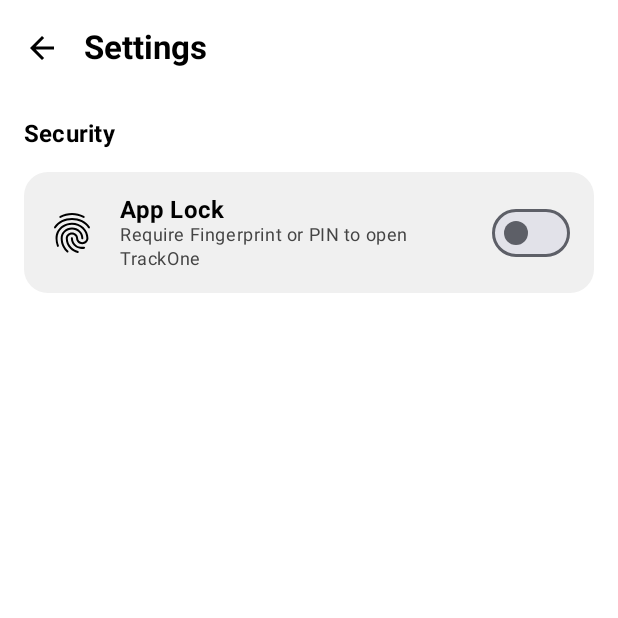
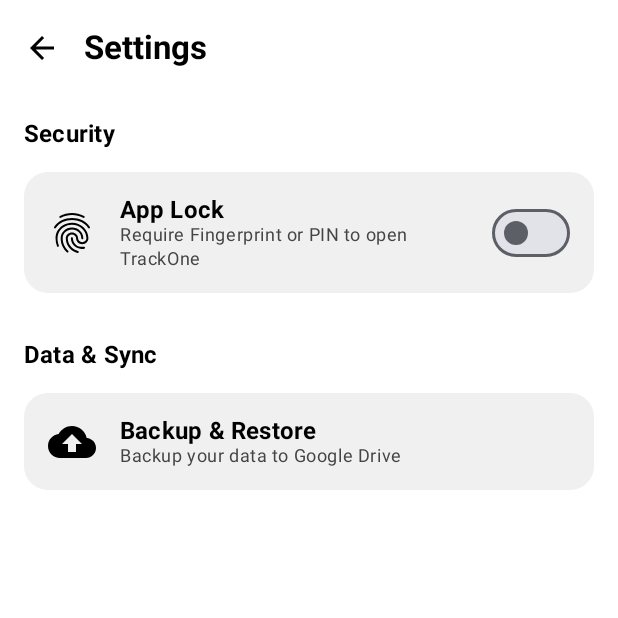
Before and after one commit to Mukesh-devs/TrackOne, an Android app built with Jetpack Compose: the composable SettingsScreen shown on its own in the app's theme, on a phone screen of 412 x 824 dp, the top half of it. Run offline under Robolectric (Android 15) with nearby library versions, the phone set to English and light mode, and no system bars; our stand-ins replace Dagger/Hilt's generated code; 1 statement that could not run was skipped.

Commit message:
Backup in setting page

```diff
--- a/app/src/main/java/com/dev/trackone/sync/SyncManager.kt
+++ b/app/src/main/java/com/dev/trackone/sync/SyncManager.kt
@@ -75,12 +75,12 @@ class SyncManager(
     }
 
     /**
-     * Gets the last modified time of the backup in milliseconds.
+     * Gets the metadata of the backup.
      */
-    suspend fun getLastBackupTime(account: GoogleSignInAccount): Long? {
+    suspend fun getBackupMetadata(account: GoogleSignInAccount): BackupMetadata? {
         return try {
             val driveHelper = DriveServiceHelper(context, account)
-            driveHelper.getBackupLastModifiedTime()
+            driveHelper.getBackupMetadata()
         } catch (e: Exception) {
             e.printStackTrace()
             null
--- a/app/src/main/java/com/dev/trackone/ui/settings/SettingsScreen.kt
+++ b/app/src/main/java/com/dev/trackone/ui/settings/SettingsScreen.kt
@@ -8,6 +8,8 @@ import androidx.compose.material.icons.Icons
 import androidx.compose.material.icons.filled.ArrowBack
 import androidx.compose.material.icons.filled.Fingerprint
 import androidx.compose.material.icons.filled.Lock
+import androidx.compose.material.icons.filled.CloudUpload
+import androidx.compose.foundation.clickable
 import androidx.compose.material3.*
 import androidx.compose.runtime.*
 import androidx.compose.ui.Alignment
@@ -27,6 +29,7 @@ import androidx.compose.ui.graphics.Color
 @Composable
 fun SettingsScreen(
     onNavigateBack: () -> Unit,
+    onNavigateToBackup: () -> Unit,
     viewModel: SettingsViewModel = hiltViewModel()
 ) {
     val isAppLockEnabled by viewModel.isAppLockEnabled.collectAsStateWithLifecycle()
@@ -119,6 +122,52 @@ fun SettingsScreen(
                         )
                     }
                 }
+
+            Spacer(modifier = Modifier.height(32.dp))
+
+            Text(
+                text = "Data & Sync",
+                style = MaterialTheme.typography.titleMedium,
+                color = Color.Black,
+                fontWeight = FontWeight.Bold,
+                modifier = Modifier.padding(bottom = 16.dp)
+            )
+
+            Surface(
+                shape = androidx.compose.foundation.shape.RoundedCornerShape(16.dp),
+                color = Color(0xFFF0F0F0),
+                modifier = Modifier
+                    .fillMaxWidth()
+                    .clickable { onNavigateToBackup() }
+            ) {
+                Row(
+                    modifier = Modifier
+                        .fillMaxWidth()
+                        .padding(16.dp),
+                    verticalAlignment = Alignment.CenterVertically
+                ) {
+                    Icon(
+                        imageVector = Icons.Default.CloudUpload,
+                        contentDescription = "Backup",
+                        tint = Color.Black,
+                        modifier = Modifier.size(32.dp)
+                    )
+                    Spacer(modifier = Modifier.width(16.dp))
+                    Column(modifier = Modifier.weight(1f)) {
+                        Text(
+                            text = "Backup & Restore",
+                            style = MaterialTheme.typography.titleMedium,
+                            color = Color.Black,
+                            fontWeight = FontWeight.Bold
+                        )
+                        Text(
+                            text = "Backup your data to Google Drive",
+                            style = MaterialTheme.typography.bodySmall,
+                            color = Color.DarkGray
+                        )
+                    }
+                }
+            }
             }
 
             if (showPinSetupDialog) {
```
Also changed, not shown: app/src/main/java/com/dev/trackone/sync/DriveServiceHelper.kt (+12 -4 lines), app/src/main/java/com/dev/trackone/ui/MainViewModel.kt (+19 -8 lines), app/src/main/java/com/dev/trackone/ui/TrackOneApp.kt (+19 -1 lines), app/src/main/java/com/dev/trackone/ui/settings/BackupScreen.kt (added, +181 -0 lines), app/src/main/java/com/dev/trackone/ui/sync/CloudSyncBottomSheet.kt (+7 -3 lines).
